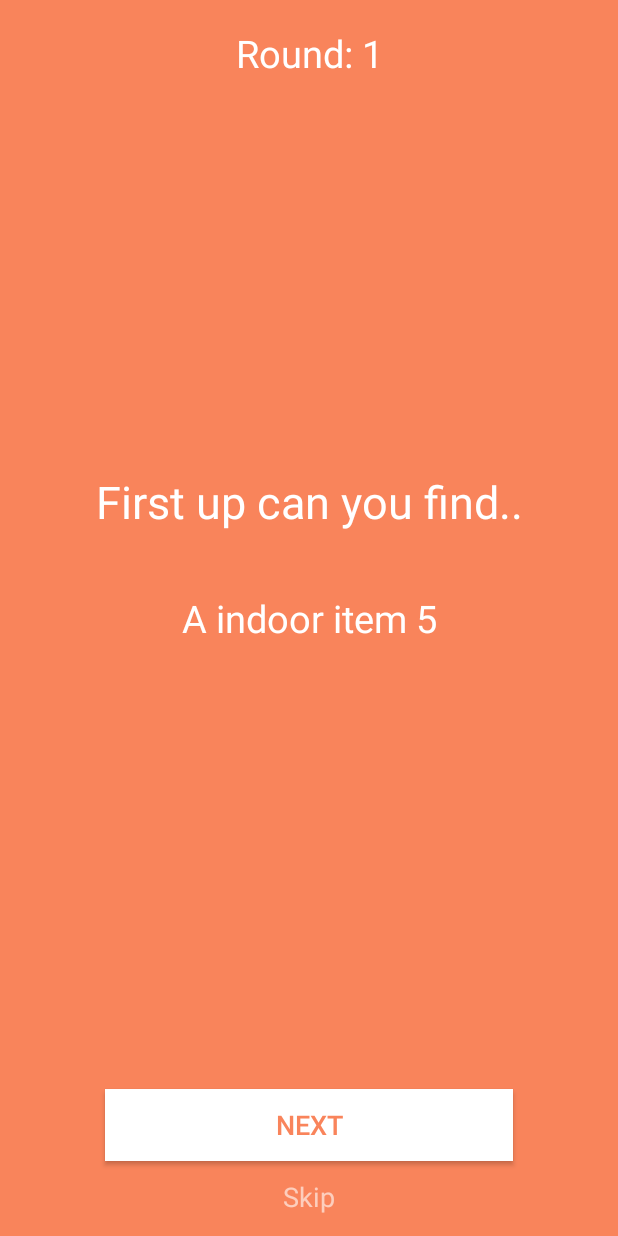
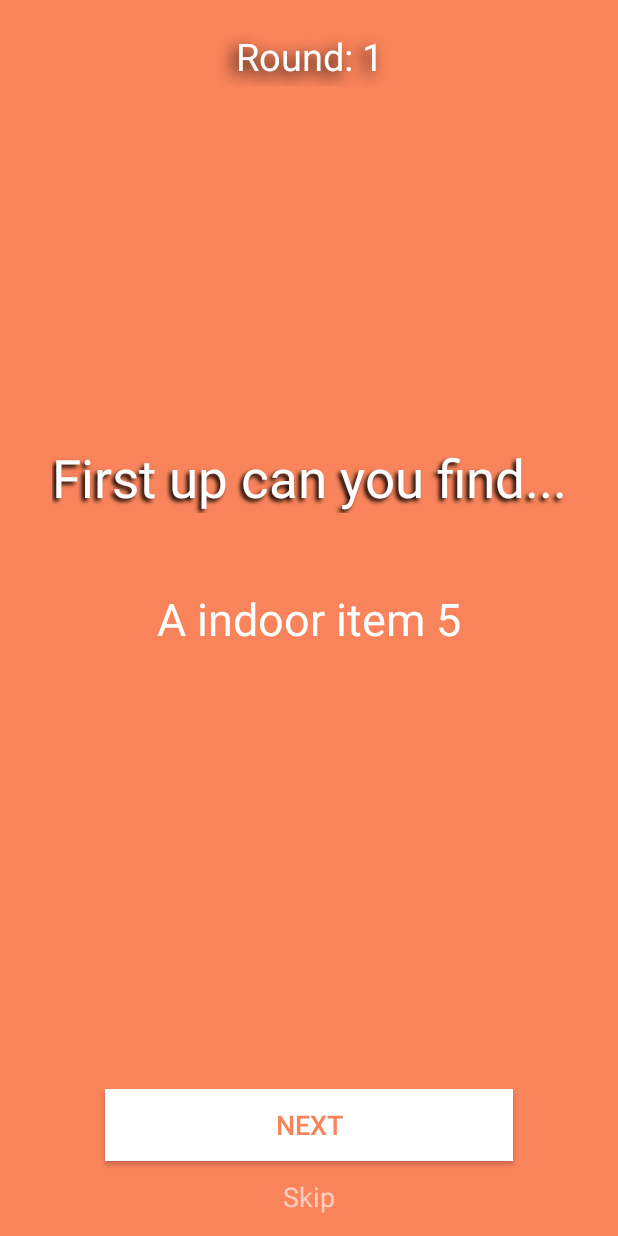
Before and after one commit to bctecnica/House-hunt, an Android app: the MainGame screen opened directly, with no data from a screen before it, after a tap on "BEGIN", on a phone screen of 412 x 824 dp. Run offline under Robolectric (Android 15) with nearby library versions, the phone set to English and light mode, and no system bars.

Commit message:
Main layout finished

```diff
--- a/app/src/main/java/com/bctecnica/houseHunt/MainGame.java
+++ b/app/src/main/java/com/bctecnica/houseHunt/MainGame.java
@@ -62,7 +62,7 @@ public class MainGame extends AppCompatActivity {
             }
         });
 
-        // Skips a round
+        // Button to skips a round
         skipButton.setOnClickListener(new View.OnClickListener() {
             @Override
             public void onClick(View view) {
@@ -73,6 +73,7 @@ public class MainGame extends AppCompatActivity {
         });
     }
 
+    // Used to generate each round
     public void updateGame(){
         // Gets random item and color for respective arrays
         String item = itemsToFind.getNextItem(passedNumber);
@@ -88,13 +89,13 @@ public class MainGame extends AppCompatActivity {
     public void updateLayout(){
         switch (roundCount) {
             case 0:
-                nextFindTopText.setText("First up can you find..");
+                nextFindTopText.setText("First up can you find...");
                 nextItemButton.setText("NEXT");
                 skipButton.setText("Skip");
                 break;
             case 1:
             case 5:
-                nextFindTopText.setText("Next can you find..");
+                nextFindTopText.setText("Next can you find...");
                 break;
             case 4:
                 nextFindTopText.setText(R.string.half_way);
--- a/app/src/main/res/layout/activity_main_game.xml
+++ b/app/src/main/res/layout/activity_main_game.xml
@@ -13,11 +13,15 @@
         android:id="@+id/nextFindText"
         android:layout_width="wrap_content"
         android:layout_height="wrap_content"
-        android:layout_marginBottom="40dp"
+        android:layout_marginBottom="50dp"
         android:gravity="center"
+        android:shadowColor="#000"
+        android:shadowDx="-3"
+        android:shadowDy="3"
+        android:shadowRadius="3"
         android:text="How to play.."
         android:textColor="#FFFFFF"
-        android:textSize="30sp"
+        android:textSize="35sp"
         app:layout_constraintBottom_toTopOf="@+id/itemToFindText"
         app:layout_constraintEnd_toEndOf="parent"
         app:layout_constraintStart_toStartOf="parent" />
@@ -32,7 +36,7 @@
         android:justificationMode="inter_word"
         android:text="@string/instructions"
         android:textColor="#FFFFFF"
-        android:textSize="25sp"
+        android:textSize="30sp"
         app:layout_constraintBottom_toBottomOf="parent"
         app:layout_constraintEnd_toEndOf="parent"
         app:layout_constraintStart_toStartOf="parent"
@@ -55,9 +59,14 @@
 
     <TextView
         android:id="@+id/roundCountText"
-        android:layout_width="wrap_content"
-        android:layout_height="wrap_content"
+        android:layout_width="123dp"
+        android:layout_height="39dp"
         android:layout_marginTop="8dp"
+        android:gravity="center"
+        android:shadowColor="#000"
+        android:shadowDx="-5"
+        android:shadowDy="5"
+        android:shadowRadius="12"
         android:textColor="#FFFFFF"
         android:textSize="25sp"
         app:layout_constraintEnd_toEndOf="parent"
```
